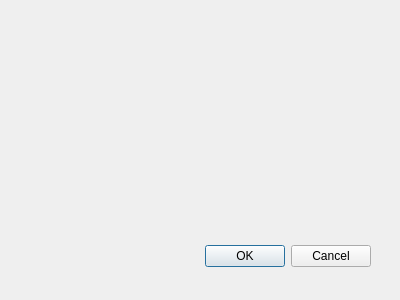
Qt form NewGame.ui (CDZo/Project-Takuzu) before a commit.
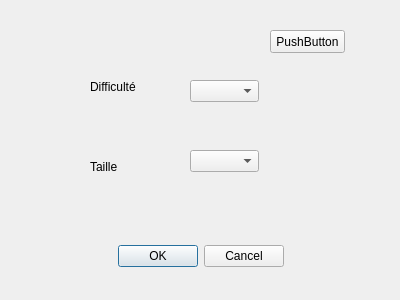
The same form after that commit.

Commit message: Added timer save and first step of QDialog to create a new game.

The edit to the form file:
```diff
--- a/NewGame.ui
+++ b/NewGame.ui
@@ -15,7 +15,7 @@
   <property name="windowTitle">
    <string>Dialog</string>
   </property>
-  <widget name="buttonBox" class="QDialogButtonBox">
+  <widget class="QDialogButtonBox" name="validationButton">
    <property name="geometry">
     <rect>
      <x>30</x>
@@ -30,6 +30,68 @@
    <property name="standardButtons">
     <set>QDialogButtonBox::Cancel|QDialogButtonBox::Ok</set>
    </property>
+   <property name="centerButtons">
+    <bool>true</bool>
+   </property>
+  </widget>
+  <widget class="QComboBox" name="difficultBox">
+   <property name="geometry">
+    <rect>
+     <x>190</x>
+     <y>80</y>
+     <width>69</width>
+     <height>22</height>
+    </rect>
+   </property>
+  </widget>
+  <widget class="QComboBox" name="sizeBox">
+   <property name="geometry">
+    <rect>
+     <x>190</x>
+     <y>150</y>
+     <width>69</width>
+     <height>22</height>
+    </rect>
+   </property>
+  </widget>
+  <widget class="QLabel" name="label">
+   <property name="geometry">
+    <rect>
+     <x>90</x>
+     <y>80</y>
+     <width>47</width>
+     <height>13</height>
+    </rect>
+   </property>
+   <property name="text">
+    <string>Difficulté</string>
+   </property>
+  </widget>
+  <widget class="QLabel" name="label_2">
+   <property name="geometry">
+    <rect>
+     <x>90</x>
+     <y>160</y>
+     <width>47</width>
+     <height>13</height>
+    </rect>
+   </property>
+   <property name="text">
+    <string>Taille</string>
+   </property>
+  </widget>
+  <widget class="QPushButton" name="pushButton">
+   <property name="geometry">
+    <rect>
+     <x>270</x>
+     <y>30</y>
+     <width>75</width>
+     <height>23</height>
+    </rect>
+   </property>
+   <property name="text">
+    <string>PushButton</string>
+   </property>
   </widget>
  </widget>
  <pixmapfunction/>
```
Left out of the diff: 11 changed lines with no effect on the pictures. The commit also changes 6 other files.
